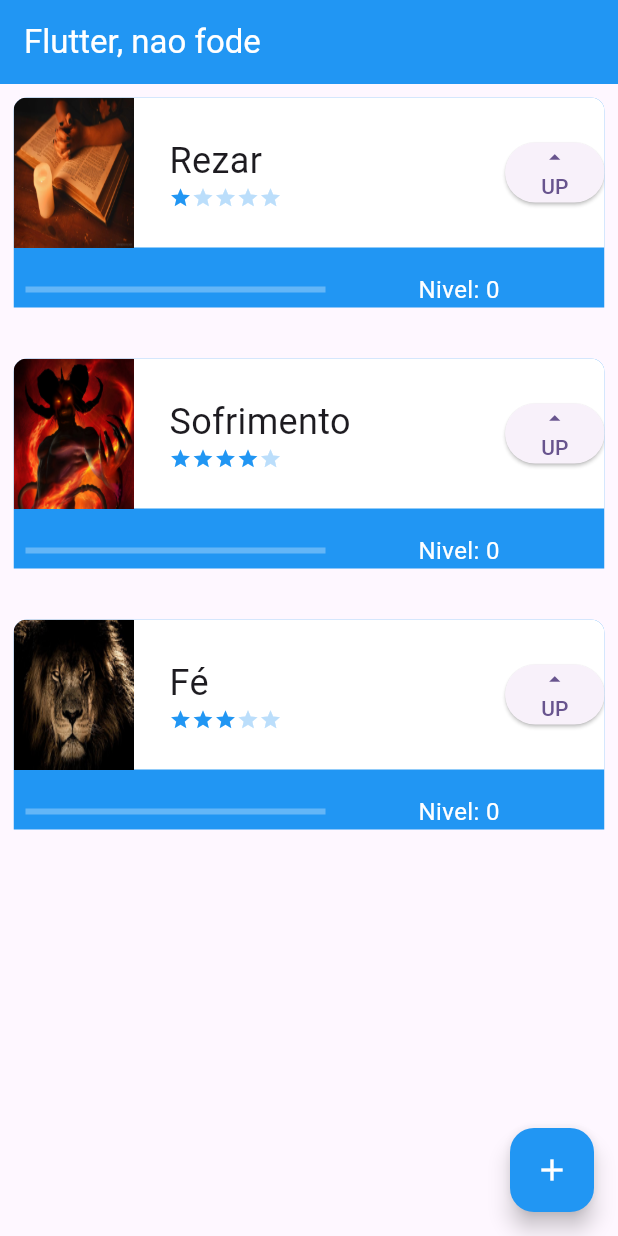
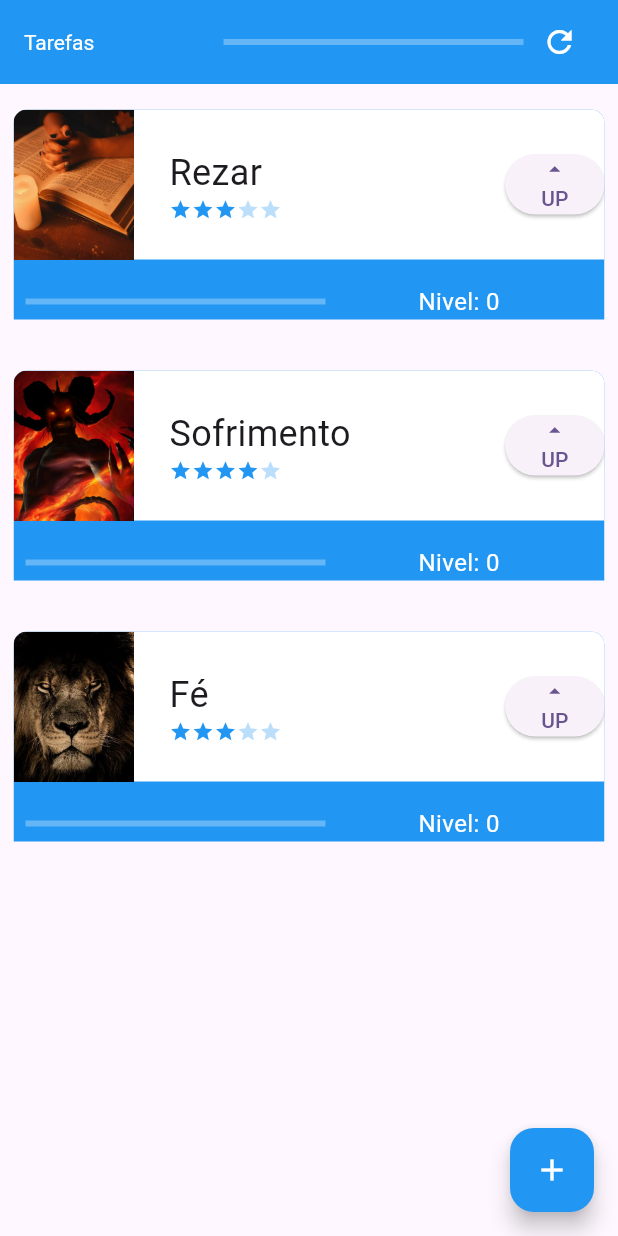
Before and after one commit to Cauatn/Flutter-To-Do-App, a Flutter app: the screen it shows after launch, on a phone screen of 412 x 824 dp. Run offline on Flutter 3.47's test engine with Material 3 defaults, Android fonts, the light colour scheme and no system bars.

Commit message:
terminando modulo 2 od curso

```diff
--- a/lib/components/task.dart
+++ b/lib/components/task.dart
@@ -1,18 +1,22 @@
 import 'package:flutter/material.dart';
+import 'package:flutter_alura/data/task_inherited.dart';
 import 'difficulty.dart';
 
 class Task extends StatefulWidget {
   final String taskName;
   final String foto;
   final int dificuldade;
-  const Task(this.taskName, this.foto, this.dificuldade, {super.key});
-
+  Task(this.taskName, this.foto, this.dificuldade, {super.key});
+  int nivel = 0;
   @override
   State<Task> createState() => _TaskState();
 }
 
 class _TaskState extends State<Task> {
-  int nivel = 0;
+  bool assetOrNetwork() {
+    if (widget.foto.contains('http')) return false;
+    return true;
+  }
 
   @override
   Widget build(BuildContext context) {
@@ -40,12 +44,12 @@ class _TaskState extends State<Task> {
                       SizedBox(
                           width: 200,
                           child: LinearProgressIndicator(
-                            value: ((nivel / widget.dificuldade) / 10),
+                            value: ((widget.nivel / widget.dificuldade) / 10),
                             color: Colors.white,
                             backgroundColor: Colors.white30,
                           )),
                       Text(
-                        'Nivel: $nivel',
+                        'Nivel: ${widget.nivel}',
                         style:
                             const TextStyle(fontSize: 16, color: Colors.white),
                       ),
@@ -61,10 +65,13 @@ class _TaskState extends State<Task> {
               mainAxisAlignment: MainAxisAlignment.spaceBetween,
               children: [
                 Container(
-                    color: Colors.black26,
-                    height: 100,
-                    width: 80,
-                    child: Image.asset(widget.foto, fit: BoxFit.fill)),
+                  color: Colors.black26,
+                  height: 100,
+                  width: 80,
+                  child: assetOrNetwork()
+                      ? Image.asset(widget.foto, fit: BoxFit.cover)
+                      : Image.network(widget.foto, fit: BoxFit.cover),
+                ),
                 Column(
                   crossAxisAlignment: CrossAxisAlignment.start,
                   children: [
@@ -80,7 +87,7 @@ class _TaskState extends State<Task> {
                 ElevatedButton(
                   onPressed: () {
                     setState(() {
-                      nivel++;
+                      widget.nivel++;
                     });
                   },
                   child: const Column(
--- a/lib/data/task_inherited.dart
+++ b/lib/data/task_inherited.dart
@@ -8,10 +8,19 @@ class TaskInherited extends InheritedWidget {
   }) : super(child: child);
 
   final List<Task> taskList = [
-    const Task('Rezar', 'assets/images/reza.jpg', 1),
-    const Task('Sofrimento', 'assets/images/inferno.png', 4),
-    const Task('Fé', 'assets/images/leao.jpg', 3),
+    Task('Rezar', 'assets/images/reza.jpg', 3),
+    Task('Sofrimento', 'assets/images/inferno.png', 4),
+    Task('Fé', 'assets/images/leao.jpg', 3),
   ];
+
+  double abc() {
+    double total = 0;
+
+    for (int i = 0; i < taskList.length; i++) {
+      total += taskList[i].nivel * (taskList[i].dificuldade / 1);
+    }
+    return total;
+  }
 
   static TaskInherited? of(BuildContext context) {
     return context.dependOnInheritedWidgetOfExactType<TaskInherited>();
--- a/lib/main.dart
+++ b/lib/main.dart
@@ -18,7 +18,7 @@ class MyApp extends StatelessWidget {
         colorScheme: ColorScheme.fromSeed(seedColor: Colors.deepPurple),
         useMaterial3: true,
       ),
-      home: TaskInherited(child: const InitialScreen()),
+      home: TaskInherited(child: InitialScreen()),
     );
   }
 }
--- a/lib/screens/tela.dart
+++ b/lib/screens/tela.dart
@@ -3,7 +3,8 @@ import 'package:flutter_alura/data/task_inherited.dart';
 import 'package:flutter_alura/screens/form_screen.dart';
 
 class InitialScreen extends StatefulWidget {
-  const InitialScreen({super.key});
+  InitialScreen({super.key});
+  double barTotal = 0;
 
   @override
   State<InitialScreen> createState() => _InitialScreenState();
@@ -14,14 +15,44 @@ class _InitialScreenState extends State<InitialScreen> {
   Widget build(BuildContext context) {
     return Scaffold(
       appBar: AppBar(
-        title: const Text(
-          'Flutter, nao fode',
-          style: TextStyle(color: Colors.white),
+        backgroundColor: Colors.blue,
+        centerTitle: false,
+        elevation: 0,
+        titleTextStyle: const TextStyle(color: Colors.white),
+        title: const Text('Tarefas'),
+        actions: [
+          SizedBox(
+            width: 200,
+            child: LinearProgressIndicator(
+              value: widget.barTotal / 100,
+              color: Colors.white,
+              backgroundColor: Colors.white30,
+            ),
+          ),
+          IconButton(
+            onPressed: () {
+              setState(() {
+                widget.barTotal = TaskInherited.of(context)!.abc();
+              });
+            },
+            icon: const Icon(
+              Icons.refresh,
+              color: Colors.white,
+            ),
+          ),
+          const SizedBox(
+            width: 15,
+          ),
+        ],
+      ),
+      body: Padding(
+        padding: const EdgeInsets.only(
+          top: 8,
+          bottom: 70,
         ),
-        backgroundColor: Colors.blue,
-      ),
-      body: ListView(
-        children: TaskInherited.of(context)!.taskList,
+        child: ListView(
+          children: TaskInherited.of(context)!.taskList,
+        ),
       ),
       floatingActionButton: FloatingActionButton(
         onPressed: () {
```
Also changed, not shown: lib/screens/form_screen.dart (+25 -12 lines).
